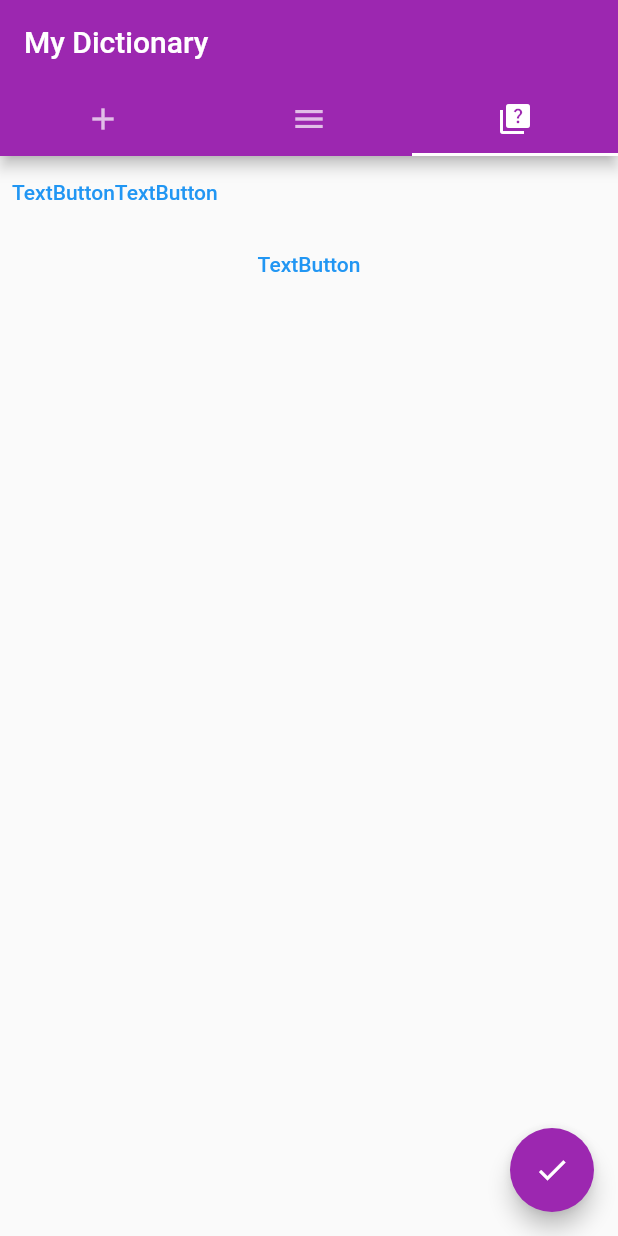
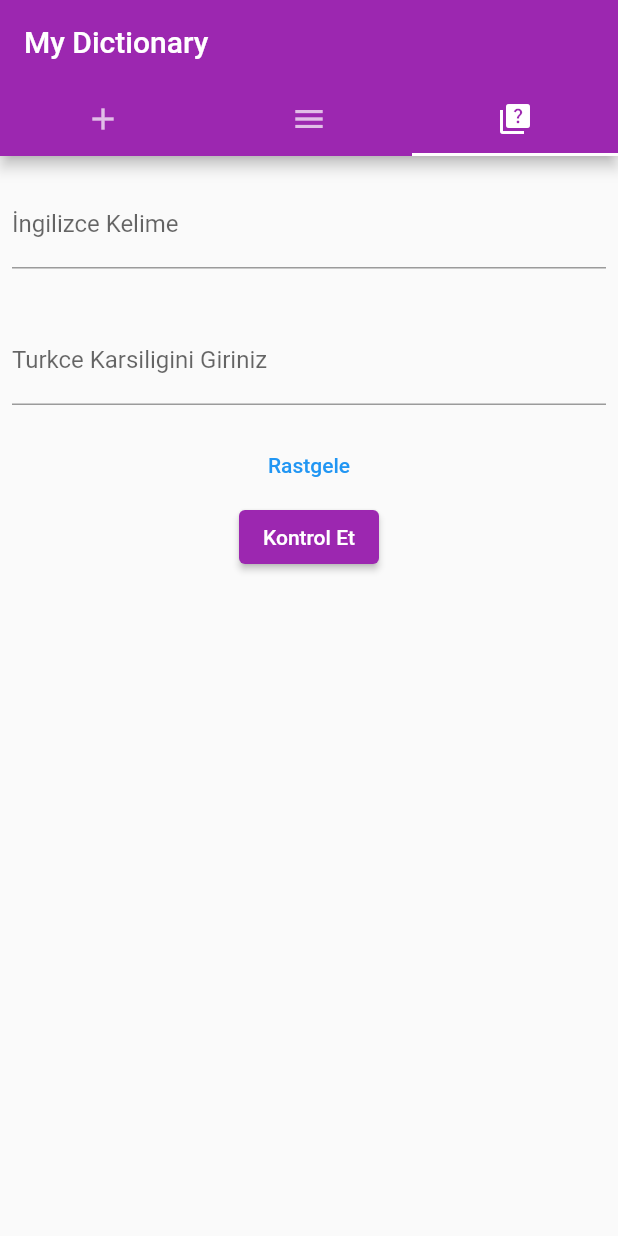
Before and after one commit to Hysenbergg/KisiselSozluk, a Flutter app: the screen it shows after launch, tab 3 chosen, on a phone screen of 412 x 824 dp. Run offline on Flutter 3.47's test engine with Material 2 defaults, Android fonts, the phone set to English and light mode, and no system bars.

```diff
--- a/lib/main.dart
+++ b/lib/main.dart
@@ -1,8 +1,5 @@
 import 'package:flutter/material.dart';
-import 'package:flutter_application_1/screens/addword.dart';
 import 'package:flutter_application_1/screens/home.dart';
-import 'dart:math';
-import 'package:flutter_application_1/screens/myList.dart';
 
 void main() => runApp(const MyApp());
 
--- a/lib/screens/exam.dart
+++ b/lib/screens/exam.dart
@@ -1,37 +1,84 @@
 import 'package:flutter/material.dart';
+import 'dart:math';
 
 class test extends StatelessWidget {
-  test({Key? key}): super(key: key);
+  test({Key? key}) : super(key: key);
+
+  List<String> ingilizce = ["computer", "pencil", "fish","bottle","oil","apple","ship","sword","mouse"];
+  List<String> turkce = ["bilgisayar","kalem","balık","sise","yag","elma","gemi","kılıc","fare"];
+
+  void rastgele(){
+    var rng = Random();
+    for (var i = 0; i < 10; i++) {
+      var secim = rng.nextInt(ingilizce.length);
+      print(ingilizce[secim] + ": " + turkce[secim]);
+    }
+  }
+
   @override
   Widget build(BuildContext context) {
-    return Column(
-children:[
+    return Column(children: [
+      Padding(
+        padding: const EdgeInsets.symmetric(horizontal: 8, vertical: 16),
+        child: TextFormField(
+          decoration: const InputDecoration(
+            border: UnderlineInputBorder(),
+            labelText: 'İngilizce Kelime',
+          ),
+        ),
+      ),
+      Padding(
+        padding: const EdgeInsets.symmetric(horizontal: 8, vertical: 16),
+        child: TextFormField(
+          decoration: const InputDecoration(
+            border: UnderlineInputBorder(),
+            labelText: 'Turkce Karsiligini Giriniz',
+          ),
+        ),
+      ),
       TextButton(
         style: TextButton.styleFrom(
           primary: Colors.blue,
           onSurface: Colors.red,
         ),
-  onPressed: press,
-  child: Row(
-    children: [
-      Text('TextButton'),
-       Text('TextButton'),
-    ],
+        onPressed: rastgele,
+        child: Text('Rastgele'),
       ),
+      SnackBarPage(),
+    ]);
+  }
 
-),  TextButton(
-  style: TextButton.styleFrom(
-    primary: Colors.blue,
-    onSurface: Colors.red,
-  ),
-  onPressed: press,
-  child: Text('TextButton'),
-
-)
-]
-    );
-  }
-  press(){
+  press() {
     print("press calıstı");
   }
 }
+
+class SnackBarPage extends StatelessWidget {
+  const SnackBarPage();
+
+  @override
+  Widget build(BuildContext context) {
+    return Center(
+      child: ElevatedButton(
+        onPressed: () {
+          final snackBar = SnackBar(
+            content: const Text('Soruyu Doğru Cevapladınız.'),
+            action: SnackBarAction(
+              label: 'Kapat',
+              onPressed: () {
+                // Some code to undo the change.
+              },
+            ),
+          );
+
+          // Find the ScaffoldMessenger in the widget tree
+          // and use it to show a SnackBar.
+          ScaffoldMessenger.of(context).showSnackBar(snackBar);
+        },
+        child: const Text('Kontrol Et'),
+      ),
+    );
+  }
+
+
+}
--- a/lib/screens/home.dart
+++ b/lib/screens/home.dart
@@ -1,22 +1,10 @@
 import 'package:flutter/material.dart';
 import 'package:flutter_application_1/screens/addword.dart';
 import 'package:flutter_application_1/screens/exam.dart';
-import 'dart:math';
 import 'package:flutter_application_1/screens/myList.dart';
 
 class MyStatelessWidget extends StatelessWidget {
    MyStatelessWidget({Key? key}) : super(key: key);
-
-  List<String> ingilizce = ["computer", "pencil", "fish","bottle","oil","apple","ship","sword","mouse"];
-  List<String> turkce = ["bilgisayar","kalem","balık","sise","yag","elma","gemi","kılıc","fare"];
-
-  void rastgele(){
-    var rng = Random();
-    for (var i = 0; i < 10; i++) {
-      var secim = rng.nextInt(ingilizce.length);
-      print(ingilizce[secim] + ": " + turkce[secim]);
-    }
-  }
 
   @override
   Widget build(BuildContext context) {
@@ -53,11 +41,11 @@ class MyStatelessWidget extends StatelessWidget {
             ),
           ],
         ),
-        floatingActionButton: FloatingActionButton(
-          onPressed: rastgele,
+        /*floatingActionButton: FloatingActionButton(
+          onPressed: kelimeGonder,
           tooltip: 'rastgele kelime getir',
           child: const Icon(Icons.done),
-        )
+        )*/
       ),
     );
   }
```
Also changed, not shown: lib/screens/addword.dart (+29 -3 lines), lib/screens/loginscreen.dart (added, +36 -0 lines), lib/screens/myList.dart (+42 -4 lines). Lines whose indentation alone changed are shown as unchanged.
